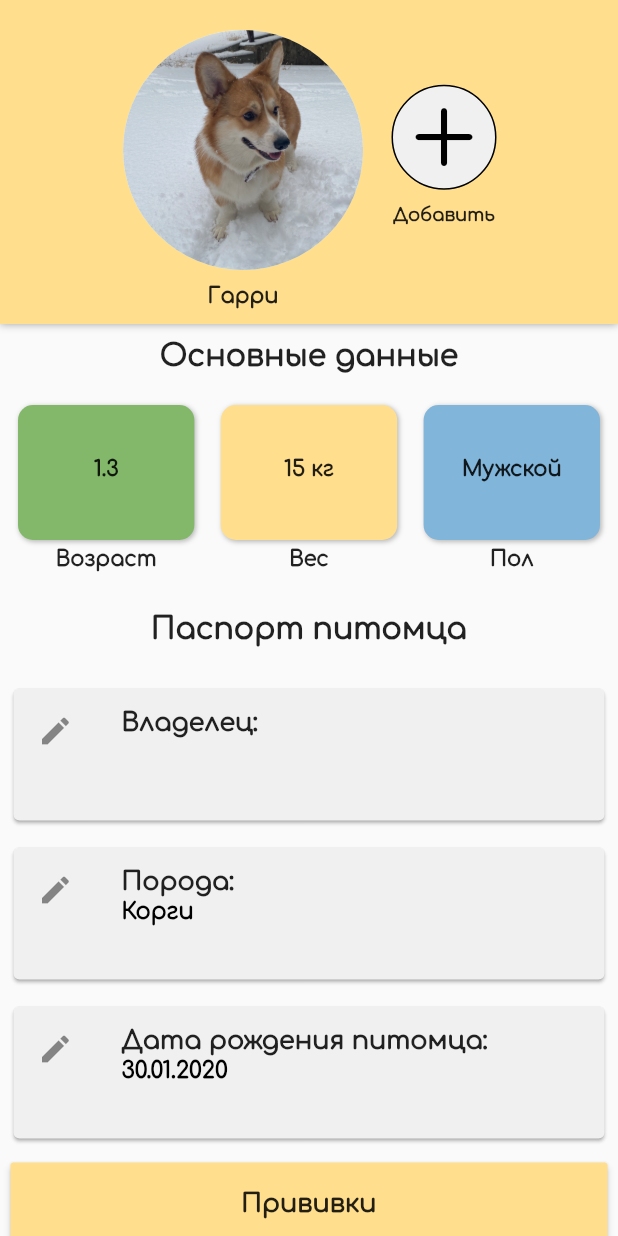
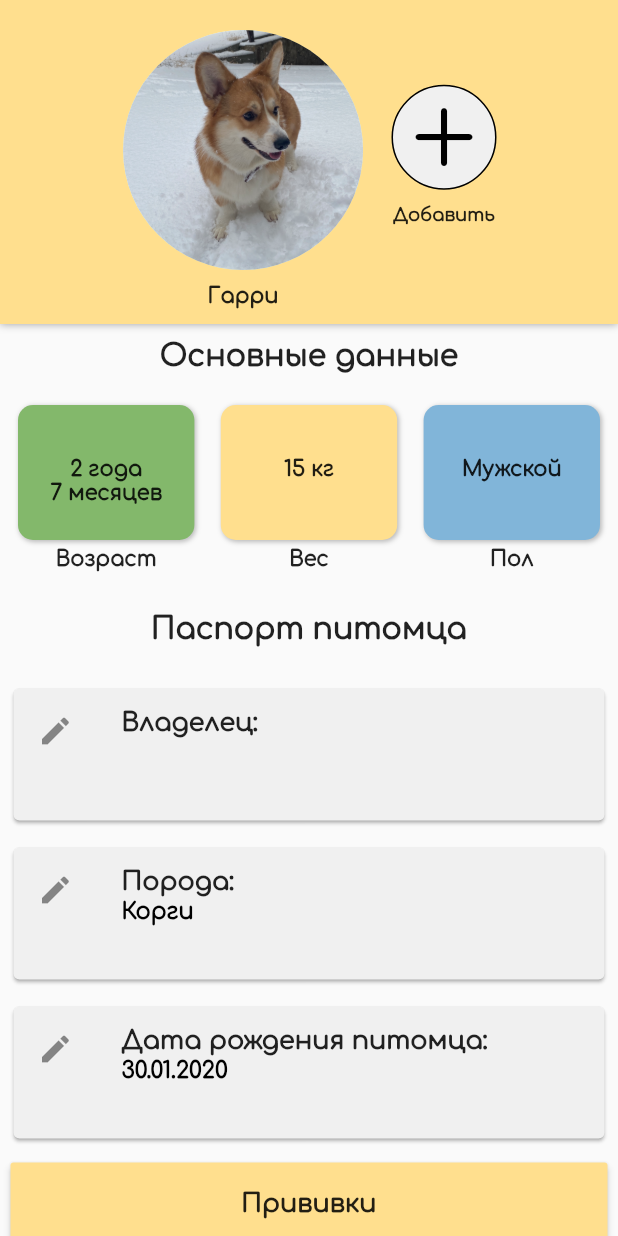
Before and after one commit to Ekaterina0801/Pet-Care-App, a Flutter app: the ProfilePage widget shown alone on an empty page, opened directly, on a phone screen of 412 x 824 dp. Run offline on Flutter 3.47's test engine with Material 2 defaults, Android fonts, the phone set to English and light mode, and no system bars; our stand-ins replace another_flushbar, bloc, flutter_bloc, formz, google_fonts, mvc_pattern and 4 more; missing offline and left inert: avatars, syncfusion_localizations; accounts and stored records are empty.

Commit message:
Изменение отображения возраста

```diff
--- a/lib/pages/ProfilePage/ProfilePage.dart
+++ b/lib/pages/ProfilePage/ProfilePage.dart
@@ -15,7 +15,11 @@ DateTime dateToday =
     DateTime(DateTime.now().year, DateTime.now().month, DateTime.now().day);
 DateTime dateBirth = DateTime.utc(2020, 10, 10);
 String age = ((dateToday.year - dateBirth.year) +
-    0.1 * (dateToday.month - dateBirth.month)).toStringAsFixed(1);
+        0.1 * (dateToday.month - dateBirth.month))
+    .toStringAsFixed(1);
+String age_years = (dateToday.year - dateBirth.year).round().toString();
+String age_month = (dateToday.month - dateBirth.month).round().abs().toString();
+String age_string = "${age_years} года \n${age_month} месяцев";
 
 class ProfilePage extends StatelessWidget {
   MyUser user;
@@ -111,8 +115,8 @@ class ProfilePage extends StatelessWidget {
                   child: Row(
                     mainAxisAlignment: MainAxisAlignment.spaceBetween,
                     children: [
-                      MainInfoBlock("Возраст", age,
-                          Color.fromRGBO(131, 184, 107, 80)),
+                      MainInfoBlock(
+                          "Возраст", age_string, Color.fromRGBO(131, 184, 107, 80)),
                       MainInfoBlock(
                         "Вес",
                         "15 кг",
```
